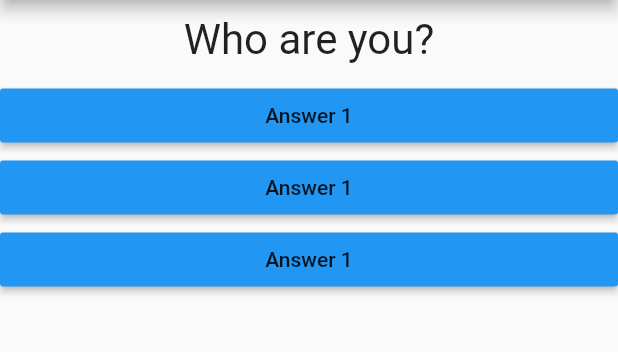
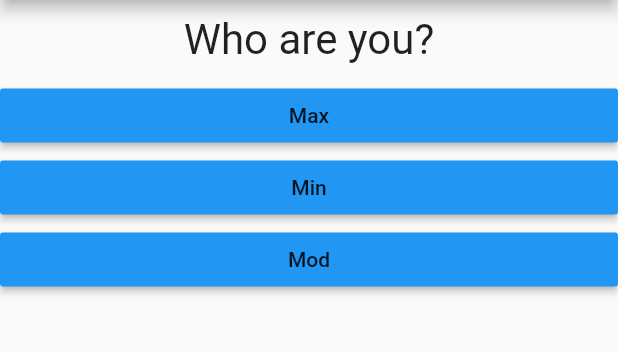
Before and after one commit to judy152534/Survey-App, a Flutter app: the screen it shows after launch, on a phone screen of 412 x 824 dp, the part 84-436 px from its top. Run offline on Flutter 3.47's test engine with Material 2 defaults, Android fonts, the phone set to English and light mode, and no system bars.

```diff
--- a/lib/answer.dart
+++ b/lib/answer.dart
@@ -3,8 +3,9 @@ import 'package:flutter/material.dart';
 class Answer extends StatelessWidget {
   //Constructor for pointer in main.dart(callBack)
   final VoidCallback selectHandler;
+  final String answerString;
 
-  Answer(this.selectHandler);
+  Answer(this.selectHandler, this.answerString);
 
   @override
   Widget build(BuildContext context) {
@@ -12,7 +13,7 @@ class Answer extends StatelessWidget {
       width: double.infinity,
       child: RaisedButton(
           color: Colors.blue,
-          child: Text('Answer 1'),
+          child: Text(answerString),
           onPressed: selectHandler),
     );
   }
--- a/lib/main.dart
+++ b/lib/main.dart
@@ -29,10 +29,19 @@ class _MyAppState extends State<MyApp> {
 
   @override
   Widget build(BuildContext context) {
-    var question = [
-      'Who are you?',
-      'Where do you from?',
-      'When is your birthday?',
+    var questions = [
+      {
+        'questions': 'Who are you?',
+        'answers': ['Max', 'Min', 'Mod'],
+      },
+      {
+        'questions': 'Where do you from?',
+        'answers': ['Mars', 'Earth', 'Pluto'],
+      },
+      {
+        'questions': 'What\'s your favorite color?',
+        'answers': ['Black', 'Green', 'Yello'],
+      },
     ];
 
     return MaterialApp(
@@ -43,11 +52,12 @@ class _MyAppState extends State<MyApp> {
         // Column():Above or below, invisible widget
         body: Column(
           children: [
-            Question(question[_questionIndex]),
+            Question(questions[_questionIndex]['questions'] as String),
             //Name of function, rather than result; otherwise execute when button built
-            Answer(answerQuestion),
-            Answer(answerQuestion),
-            Answer(answerQuestion),
+            ...(questions[_questionIndex]['answers'] as List<String>)
+                .map((answer) {
+              return Answer(answerQuestion, answer);
+            }).toList()
           ],
         ),
       ),
```
